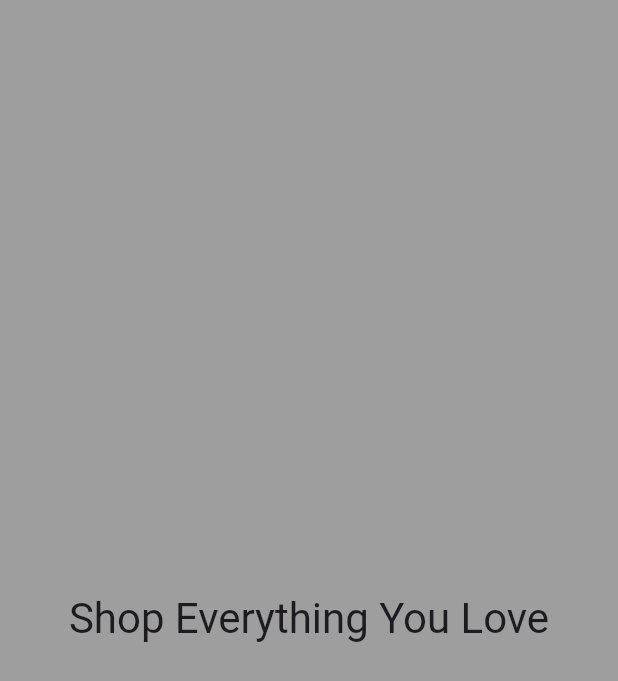
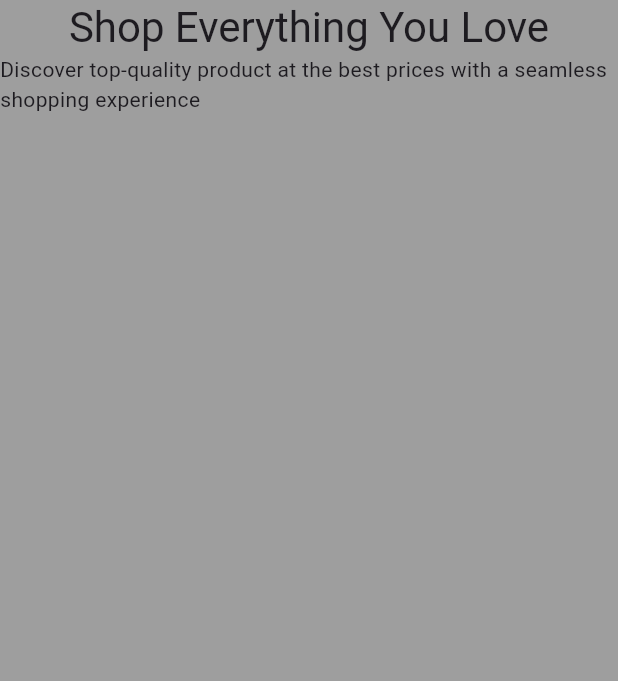
Before and after one commit to Kama884/Shopin, a Flutter app: the screen it shows after launch, swiped to page 2, on a phone screen of 412 x 824 dp. Shown: the top 681 px of the screen. Run offline on Flutter 3.47's test engine with Material 3 defaults, Android fonts, the phone set to English and light mode, and no system bars.

```diff
--- a/lib/features/authentication/screens/onboarding/onboarding.dart
+++ b/lib/features/authentication/screens/onboarding/onboarding.dart
@@ -1,4 +1,5 @@
 import 'package:flutter/material.dart';
+import 'package:shopin/utils/constants/sizes.dart';
 import 'package:shopin/utils/constants/text.dart';
 
 class OnBoardingScreen extends StatelessWidget {
@@ -12,22 +13,50 @@ class OnBoardingScreen extends StatelessWidget {
           PageView(
             children: [
               Center(
-                child: Text(
+                child: Padding(
+                  padding: EdgeInsets.symmetric(
+                    horizontal: Ssizes.defaultSpace,
+                    vertical: 300,
+                  ),
+                  child: Column(
+                    children: [
+                      Text(
                         Stext.onBoardingTile1,
                         style: Theme.of(context).textTheme.headlineMedium,
+                        textAlign: TextAlign.center,
+                      ),
+
+                      Text(
+                        Stext.onBoardingsubTitle2,
+                        style: Theme.of(context).textTheme.bodyMedium,
+                      ),
+                    ],
                   ),
                 ),
-              Center(
-                child: Text(
+              ),
+              Column(
+                children: [
+                  Text(
                     Stext.onBoardingTile2,
                     style: Theme.of(context).textTheme.headlineMedium,
                   ),
+                  Text(
+                    Stext.onBoardingsubTitle2,
+                    style: Theme.of(context).textTheme.bodyMedium,
                   ),
-              Center(
-                child: Text(
+                ],
+              ),
+              Column(
+                children: [
+                  Text(
                     Stext.onBoardingTitle3,
                     style: Theme.of(context).textTheme.headlineMedium,
                   ),
+                  Text(
+                    Stext.onBoardingsubTitle3,
+                    style: Theme.of(context).textTheme.bodyMedium,
+                  ),
+                ],
               ),
             ],
           ),
--- a/lib/utils/constants/text.dart
+++ b/lib/utils/constants/text.dart
@@ -7,5 +7,10 @@ class Stext {
   static const String onBoardingTitle3 = "Fast & Reliable Delivery";
 
   //onBoarding screen body text
-  static const String onBoardingsubTitle = "";
+  static const String onBoardingsubTitle1 =
+      "Your one-stop destination for effortless and enjoyable shopping";
+  static const String onBoardingsubTitle2 =
+      "Discover top-quality product at the best prices with a seamless shopping experience ";
+  static const String onBoardingsubTitle3 =
+      "Get your favourite items delivered to your doorstep, anytime, anywhere";
 }
```
Also changed, not shown: lib/utils/helpers/devices_helper.dart (added). Lines whose indentation alone changed are shown as unchanged.
